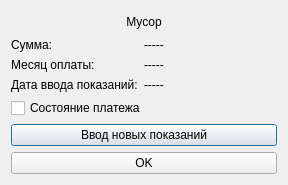
Before: the Qt Designer form Forms/rubbish.ui in FenyukAndrew/QtCalculatePayment, drawn with Qt 5.
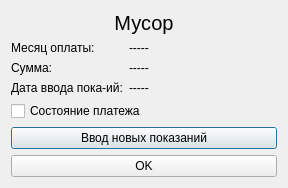
After: the same form once the commit is applied.

What changed in the file:
```diff
--- a/Forms/rubbish.ui
+++ b/Forms/rubbish.ui
@@ -7,7 +7,7 @@
     <x>0</x>
     <y>0</y>
     <width>288</width>
-    <height>185</height>
+    <height>188</height>
    </rect>
   </property>
   <property name="sizePolicy">
@@ -33,6 +33,13 @@
      </property>
      <item>
       <widget class="QLabel" name="label">
+       <property name="font">
+        <font>
+         <pointsize>15</pointsize>
+         <weight>50</weight>
+         <bold>false</bold>
+        </font>
+       </property>
        <property name="text">
         <string>Мусор</string>
        </property>
@@ -50,74 +57,37 @@
         <enum>QFormLayout::AllNonFixedFieldsGrow</enum>
        </property>
        <item row="0" column="0">
-        <widget class="QLabel" name="label_5">
-         <property name="text">
-          <string>Сумма:</string>
-         </property>
-        </widget>
-       </item>
-       <item row="0" column="1">
-        <widget class="QLabel" name="Sum">
-         <property name="palette">
-          <palette>
-           <active>
-            <colorrole role="Base">
-             <brush brushstyle="SolidPattern">
-              <color alpha="255">
-               <red>0</red>
-               <green>255</green>
-               <blue>127</blue>
-              </color>
-             </brush>
-            </colorrole>
-           </active>
-           <inactive>
-            <colorrole role="Base">
-             <brush brushstyle="SolidPattern">
-              <color alpha="255">
-               <red>0</red>
-               <green>255</green>
-               <blue>127</blue>
-              </color>
-             </brush>
-            </colorrole>
-           </inactive>
-           <disabled>
-            <colorrole role="Base">
-             <brush brushstyle="SolidPattern">
-              <color alpha="255">
-               <red>239</red>
-               <green>235</green>
-               <blue>231</blue>
-              </color>
-             </brush>
-            </colorrole>
-           </disabled>
-          </palette>
-         </property>
-         <property name="text">
-          <string>-----</string>
-         </property>
-        </widget>
-       </item>
-       <item row="1" column="0">
         <widget class="QLabel" name="label_3_1">
          <property name="text">
           <string>Месяц оплаты:</string>
          </property>
         </widget>
        </item>
-       <item row="1" column="1">
+       <item row="0" column="1">
         <widget class="QLabel" name="Month_Year_Payment">
          <property name="text">
           <string>-----</string>
          </property>
         </widget>
        </item>
+       <item row="1" column="0">
+        <widget class="QLabel" name="label_5">
+         <property name="text">
+          <string>Сумма:</string>
+         </property>
+        </widget>
+       </item>
+       <item row="1" column="1">
+        <widget class="QLabel" name="Sum">
+         <property name="text">
+          <string>-----</string>
+         </property>
+        </widget>
+       </item>
        <item row="2" column="0">
         <widget class="QLabel" name="label_3">
          <property name="text">
-          <string>Дата ввода показаний:</string>
+          <string>Дата ввода пока-ий:</string>
          </property>
         </widget>
        </item>
```
